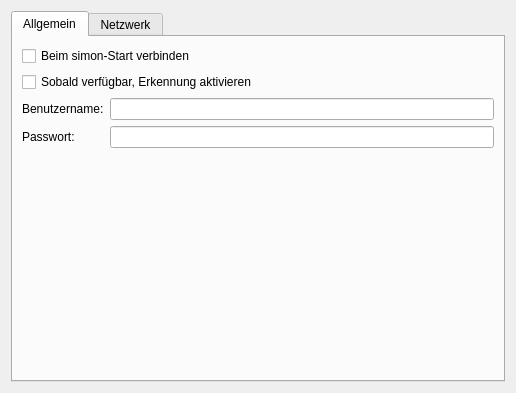
Old version of the form simon/src/simonrecognitioncontrol/networksettingsdlg.ui in the repository KDE/simon.
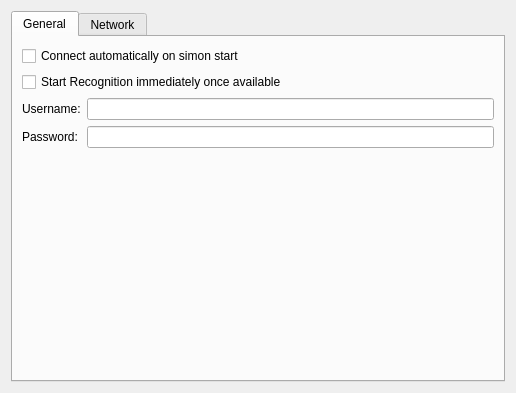
New version of the form. Icons and pictures are not drawn. Custom widgets are drawn as their Qt base class.

```diff
--- a/simon/src/simonrecognitioncontrol/networksettingsdlg.ui
+++ b/simon/src/simonrecognitioncontrol/networksettingsdlg.ui
@@ -25,13 +25,13 @@
      </property>
      <widget class="QWidget" name="tab" >
       <attribute name="title" >
-       <string>Allgemein</string>
+       <string>General</string>
       </attribute>
       <layout class="QGridLayout" name="gridLayout" >
        <item row="0" column="0" colspan="2" >
         <widget class="QCheckBox" name="kcfg_JuliusdAutoConnect" >
          <property name="text" >
-          <string>Beim simon-Start verbinden</string>
+          <string>Connect automatically on simon start</string>
          </property>
          <property name="tristate" >
           <bool>false</bool>
@@ -41,14 +41,14 @@
        <item row="1" column="0" colspan="2" >
         <widget class="QCheckBox" name="kcfg_AutomaticallyEnableRecognition" >
          <property name="text" >
-          <string>Sobald verfügbar, Erkennung aktivieren</string>
+          <string>Start Recognition immediately once available</string>
          </property>
         </widget>
        </item>
        <item row="2" column="0" >
         <widget class="QLabel" name="lbUsername" >
          <property name="text" >
-          <string>Benutzername:</string>
+          <string>Username:</string>
          </property>
          <property name="buddy" >
           <cstring>kcfg_JuliusdUsername</cstring>
@@ -61,7 +61,7 @@
        <item row="3" column="0" >
         <widget class="QLabel" name="lbPassword" >
          <property name="text" >
-          <string>Passwort:</string>
+          <string>Password:</string>
          </property>
          <property name="buddy" >
           <cstring>kcfg_JuliusdPassword</cstring>
@@ -92,7 +92,7 @@
      </widget>
      <widget class="QWidget" name="tab_2" >
       <attribute name="title" >
-       <string>Netzwerk</string>
+       <string>Network</string>
       </attribute>
       <layout class="QVBoxLayout" name="verticalLayout" >
        <item>
```
Left out of the diff: 4 changed lines with no effect on the pictures.
